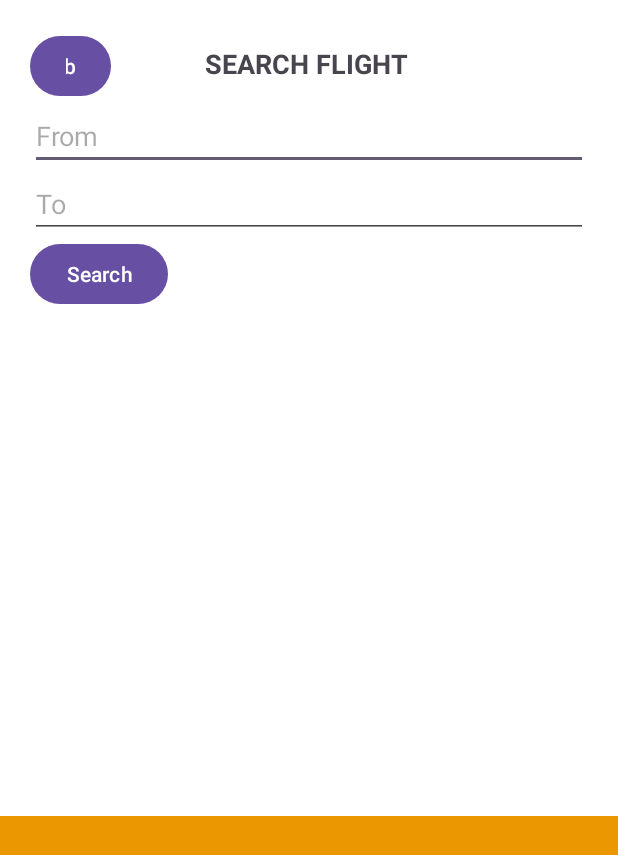
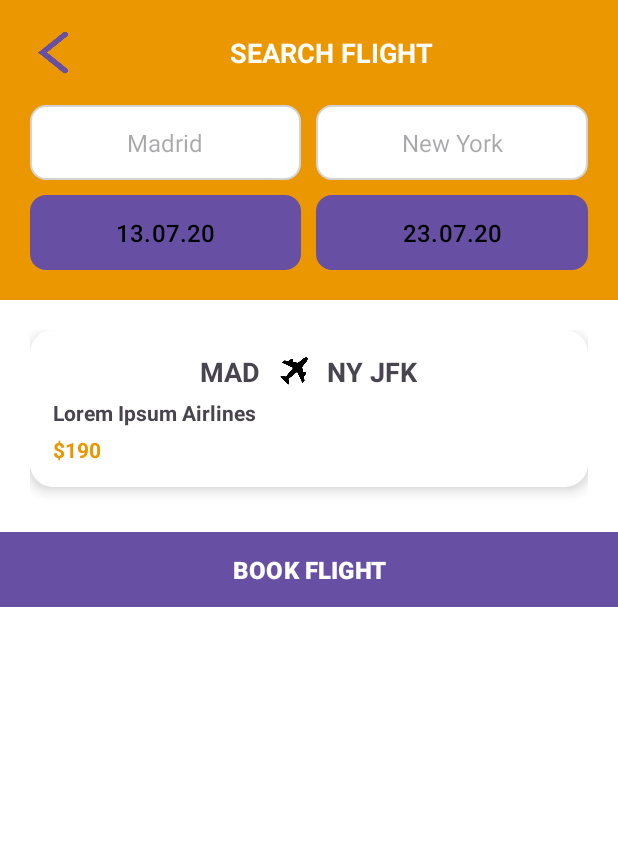
Before and after one commit to okbush/Travel-Mobile-App, an Android app: the SearchActivity screen opened directly, with no data from a screen before it, on a phone screen of 412 x 824 dp. Shown: the top 855 px of the screen. Run offline under Robolectric (Android 15) with nearby library versions, the phone set to English and light mode, and no system bars; 2 statements that could not run were skipped.

Commit message:
search page xml

```diff
--- a/app/src/main/java/ph/edu/usc/surigao_travel/SearchActivity.java
+++ b/app/src/main/java/ph/edu/usc/surigao_travel/SearchActivity.java
@@ -8,7 +8,7 @@ import androidx.appcompat.app.AppCompatActivity;
 
 public class SearchActivity extends AppCompatActivity {
 
-    private Button btnSearch;
+    private Button btnSearch, btnBookFlight;
 
     @Override
     protected void onCreate(Bundle savedInstanceState) {
@@ -16,6 +16,14 @@ public class SearchActivity extends AppCompatActivity {
         setContentView(R.layout.activity_search);
 
         btnSearch = findViewById(R.id.btnSearch);
-        btnSearch.setOnClickListener(v -> startActivity(new Intent(SearchActivity.this, ResultsActivity.class)));
+        btnBookFlight = findViewById(R.id.btnBookFlight);
+
+        btnSearch.setOnClickListener(v ->
+                startActivity(new Intent(SearchActivity.this, ResultsActivity.class))
+        );
+
+        btnBookFlight.setOnClickListener(v ->
+                startActivity(new Intent(SearchActivity.this, BookingActivity.class))
+        );
     }
 }
--- /dev/null
+++ b/app/src/main/res/drawable/flight_card.xml
@@ -0,0 +1,6 @@
+<shape xmlns:android="http://schemas.android.com/apk/res/android">
+    <corners android:radius="15dp"/>
+    <solid android:color="#ffffff"/>
+    <shadowColor android:color="#999999"/>
+    <elevation android:value="5dp"/>
+</shape>
--- /dev/null
+++ b/app/src/main/res/drawable/rounded_input.xml
@@ -0,0 +1,5 @@
+<shape xmlns:android="http://schemas.android.com/apk/res/android">
+    <corners android:radius="10dp"/>
+    <solid android:color="#ffffff"/>
+    <stroke android:width="1dp" android:color="#D3D3D3"/>
+</shape>
--- a/app/src/main/res/layout/activity_search.xml
+++ b/app/src/main/res/layout/activity_search.xml
@@ -1,48 +1,179 @@
 <LinearLayout xmlns:android="http://schemas.android.com/apk/res/android"
     android:layout_width="match_parent"
     android:layout_height="match_parent"
-    android:background="@drawable/half_background"
+    android:background="#FFFFFF"
+    android:orientation="vertical"
+    android:padding="0dp">
+
+    <!-- Header with Orange Background -->
+    <LinearLayout
+        android:layout_width="match_parent"
+        android:layout_height="200dp"
+        android:background="#eb9701"
         android:orientation="vertical"
         android:padding="20dp">
 
+        <!-- Back Button and Title -->
         <LinearLayout
-        android:layout_width="wrap_content"
+            android:layout_width="match_parent"
             android:layout_height="wrap_content"
-        android:orientation="horizontal">
+            android:orientation="horizontal"
+            android:gravity="center_vertical">
 
             <Button
                 android:id="@+id/btnBackHome"
-            android:layout_width="54dp"
-            android:layout_height="wrap_content"
-            android:layout_weight="1"
-            android:text="b" />
+                android:layout_width="30dp"
+                android:layout_height="30dp"
+                android:background="@drawable/back_button"
+                android:textColor="#ffffff"
+                android:textSize="18sp" />
 
             <TextView
-            android:layout_width="260dp"
+                android:layout_width="match_parent"
                 android:layout_height="wrap_content"
                 android:text="SEARCH FLIGHT"
+                android:textColor="@color/white"
                 android:textAlignment="center"
                 android:textSize="18sp"
                 android:textStyle="bold" />
-
         </LinearLayout>
 
+        <!-- Flight Search Inputs -->
+        <LinearLayout
+            android:layout_width="match_parent"
+            android:layout_height="wrap_content"
+            android:orientation="horizontal"
+            android:paddingTop="20dp">
 
             <EditText
                 android:id="@+id/etFrom"
-        android:layout_width="match_parent"
-        android:layout_height="wrap_content"
-        android:hint="From" />
+                android:layout_width="0dp"
+                android:layout_height="50dp"
+                android:layout_weight="1"
+                android:background="@drawable/rounded_input"
+                android:hint="Madrid"
+                android:gravity="center"
+                android:textColor="@color/black"
+                android:textSize="16sp" />
 
             <EditText
                 android:id="@+id/etTo"
+                android:layout_width="0dp"
+                android:layout_height="50dp"
+                android:layout_weight="1"
+                android:background="@drawable/rounded_input"
+                android:hint="New York"
+                android:gravity="center"
+                android:textColor="@color/black"
+                android:textSize="16sp"
+                android:layout_marginStart="10dp"/>
+        </LinearLayout>
+
+        <!-- Date Selection -->
+        <LinearLayout
             android:layout_width="match_parent"
             android:layout_height="wrap_content"
-        android:hint="To" />
+            android:orientation="horizontal"
+            android:paddingTop="10dp">
 
             <Button
-        android:id="@+id/btnSearch"
+                android:id="@+id/btnDepartureDate"
+                android:layout_width="0dp"
+                android:layout_height="50dp"
+                android:layout_weight="1"
+                android:background="@drawable/rounded_input"
+                android:text="13.07.20"
+                android:textSize="16sp"
+                android:textColor="#000000"/>
+
+            <Button
+                android:id="@+id/btnReturnDate"
+                android:layout_width="0dp"
+                android:layout_height="50dp"
+                android:layout_weight="1"
+                android:background="@drawable/rounded_input"
+                android:text="23.07.20"
+                android:textSize="16sp"
+                android:textColor="#000000"
+                android:layout_marginStart="10dp"/>
+        </LinearLayout>
+    </LinearLayout>
+
+    <!-- Flight Search Results Container -->
+    <ScrollView
+        android:layout_width="match_parent"
+        android:layout_height="wrap_content"
+        android:padding="20dp">
+
+        <LinearLayout
+            android:layout_width="match_parent"
+            android:layout_height="wrap_content"
+            android:orientation="vertical"
+            android:gravity="center">
+
+            <LinearLayout
+                android:layout_width="match_parent"
+                android:layout_height="wrap_content"
+                android:background="@drawable/flight_card"
+                android:orientation="vertical"
+                android:padding="15dp"
+                android:elevation="5dp"
+                android:layout_marginBottom="10dp">
+
+                <LinearLayout
+                    android:layout_width="match_parent"
+                    android:layout_height="wrap_content"
+                    android:orientation="horizontal"
+                    android:gravity="center">
+
+                    <TextView
                         android:layout_width="wrap_content"
                         android:layout_height="wrap_content"
-        android:text="Search" />
+                        android:text="MAD"
+                        android:textSize="18sp"
+                        android:textStyle="bold"/>
+
+                    <ImageView
+                        android:layout_width="24dp"
+                        android:layout_height="24dp"
+                        android:layout_marginStart="10dp"
+                        android:src="@drawable/plane"/>
+
+                    <TextView
+                        android:layout_width="wrap_content"
+                        android:layout_height="wrap_content"
+                        android:text="NY JFK"
+                        android:textSize="18sp"
+                        android:textStyle="bold"
+                        android:layout_marginStart="10dp"/>
                 </LinearLayout>
+
+                <TextView
+                    android:layout_width="wrap_content"
+                    android:layout_height="wrap_content"
+                    android:text="Lorem Ipsum Airlines"
+                    android:textStyle="bold"
+                    android:paddingTop="5dp"/>
+
+                <TextView
+                    android:layout_width="wrap_content"
+                    android:layout_height="wrap_content"
+                    android:text="$190"
+                    android:textStyle="bold"
+                    android:textColor="#eb9701"
+                    android:paddingTop="5dp"/>
+            </LinearLayout>
+        </LinearLayout>
+    </ScrollView>
+
+    <!-- Book Flight Button -->
+    <Button
+        android:id="@+id/btnBookFlight"
+        android:layout_width="match_parent"
+        android:layout_height="50dp"
+        android:background="#eb9701"
+        android:text="BOOK FLIGHT"
+        android:textColor="@color/white"
+        android:textSize="16sp"
+        android:textStyle="bold"/>
+</LinearLayout>
```
Also changed, not shown: app/src/main/res/drawable/back_button.png (added), app/src/main/res/drawable/plane.png (added). Lines whose indentation alone changed are shown as unchanged.
